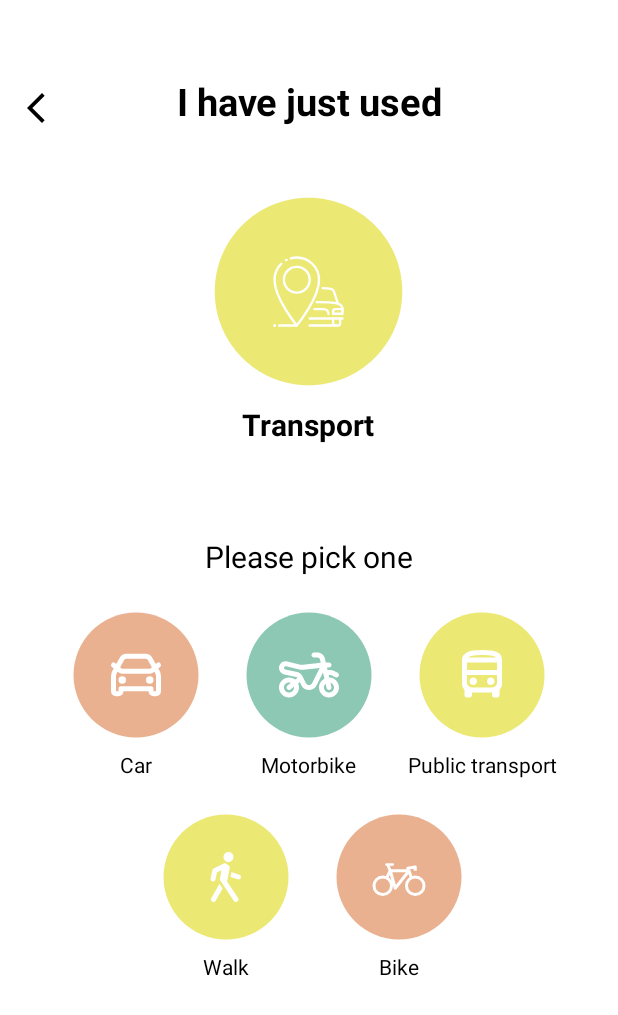
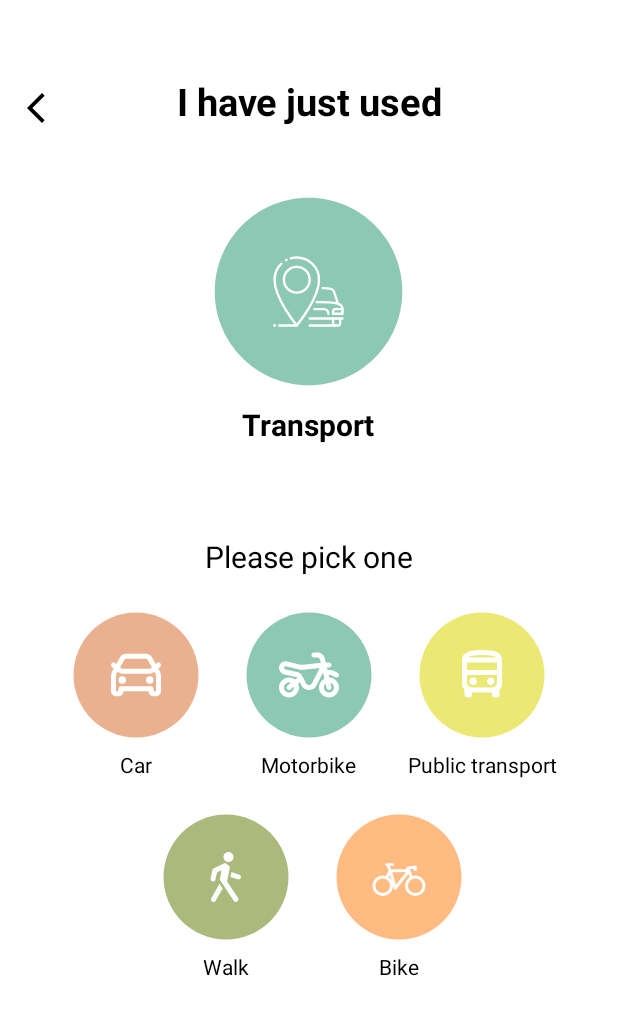
Before and after one commit to GoEco-Living/MobileApp, an Android app: the fragment TransportFragment shown on its own in the app's theme, on a phone screen of 412 x 824 dp. Shown: the top 1015 px of the screen. Run offline under Robolectric (Android 15) with nearby library versions, the phone set to English and light mode, and no system bars.

Commit message:
Change transport & meals circle color

```diff
--- a/app/src/main/java/com/ecoliving/mobile/data/datainject/Injection.kt
+++ b/app/src/main/java/com/ecoliving/mobile/data/datainject/Injection.kt
@@ -11,13 +11,13 @@ import com.example.ecoliving.BuildConfig
 object Injection {
     fun provideUserRepository(context: Context): UserRepository {
         val pref = UserPreference.getInstance(context.dataStore)
-        val apiService = ApiConfig.getApiService(BuildConfig.BASE_URL)
+        val apiService = ApiConfig.getApiService()
         return UserRepository.getInstance(apiService ,pref)
     }
 
     fun provideDashboardRepository(context: Context): DashboardRepository {
         val pref = UserPreference.getInstance(context.dataStore)
-        val apiService = ApiConfig.getApiService(BuildConfig.BASE_URL)
+        val apiService = ApiConfig.getApiService()
         return DashboardRepository.getInstance(pref ,apiService)
     }
 }
--- a/app/src/main/java/com/ecoliving/mobile/data/pref/UserModel.kt
+++ b/app/src/main/java/com/ecoliving/mobile/data/pref/UserModel.kt
@@ -2,6 +2,7 @@ package com.ecoliving.mobile.data.pref
 
 data class UserModel(
     val userId: String,
+    val name: String,
     val email: String,
     val isLogin: Boolean = false
 )
--- a/app/src/main/java/com/ecoliving/mobile/data/pref/UserPreference.kt
+++ b/app/src/main/java/com/ecoliving/mobile/data/pref/UserPreference.kt
@@ -17,6 +17,7 @@ class UserPreference private constructor(private val dataStore: DataStore<Prefer
     suspend fun saveSession(user: UserModel) {
         dataStore.edit { preferences ->
             preferences[EMAIL_KEY] = user.email
+            preferences[NAME_KEY] = user.name
             preferences[ID_KEY] = user.userId
             preferences[IS_LOGIN_KEY] = true
         }
@@ -26,6 +27,7 @@ class UserPreference private constructor(private val dataStore: DataStore<Prefer
         return dataStore.data.map { preferences ->
             UserModel(
                 preferences[EMAIL_KEY] ?: "",
+                preferences[NAME_KEY] ?: "",
                 preferences[ID_KEY] ?: "",
                 preferences[IS_LOGIN_KEY] ?: false
             )
@@ -43,7 +45,8 @@ class UserPreference private constructor(private val dataStore: DataStore<Prefer
         private var INSTANCE: UserPreference? = null
 
         private val EMAIL_KEY = stringPreferencesKey("email")
-        private val ID_KEY = stringPreferencesKey("token")
+        private val ID_KEY = stringPreferencesKey("id")
+        private val NAME_KEY = stringPreferencesKey("name")
         private val IS_LOGIN_KEY = booleanPreferencesKey("isLogin")
 
         fun getInstance(dataStore: DataStore<Preferences>): UserPreference {
--- a/app/src/main/java/com/ecoliving/mobile/data/remote/retrofit/ApiConfig.kt
+++ b/app/src/main/java/com/ecoliving/mobile/data/remote/retrofit/ApiConfig.kt
@@ -1,5 +1,6 @@
 package com.ecoliving.mobile.data.remote.retrofit
 
+import com.example.ecoliving.BuildConfig
 import okhttp3.OkHttpClient
 import okhttp3.logging.HttpLoggingInterceptor
 import retrofit2.Retrofit
@@ -8,7 +9,8 @@ import retrofit2.converter.gson.GsonConverterFactory
 
 class ApiConfig {
     companion object {
-        fun getApiService(url: String): ApiService {
+        fun getApiService(): ApiService {
+            val url: String = BuildConfig.BASE_URL
             val loggingInterceptor =
                 HttpLoggingInterceptor().setLevel(HttpLoggingInterceptor.Level.BODY)
             val client = OkHttpClient.Builder()
--- a/app/src/main/java/com/ecoliving/mobile/presentation/ui/dashboard/DashboardFragment.kt
+++ b/app/src/main/java/com/ecoliving/mobile/presentation/ui/dashboard/DashboardFragment.kt
@@ -41,6 +41,7 @@ class DashboardFragment : Fragment() {
 
         viewModel.getSession().observe(requireActivity()) { user ->
             Log.d(TAG, user.isLogin.toString())
+            Log.d(TAG, user.name)
             Log.d(TAG, user.userId)
             Log.d(TAG, user.email)
         }
--- /dev/null
+++ b/app/src/main/res/drawable/circle_olive.xml
@@ -0,0 +1,5 @@
+<vector xmlns:android="http://schemas.android.com/apk/res/android" android:height="60dp" android:tint="#ABBA7C" android:viewportHeight="24" android:viewportWidth="24" android:width="60dp">
+
+    <path android:fillColor="@android:color/white" android:pathData="M12,2C6.47,2 2,6.47 2,12s4.47,10 10,10 10,-4.47 10,-10S17.53,2 12,2z"/>
+
+</vector>
--- /dev/null
+++ b/app/src/main/res/drawable/circle_orange.xml
@@ -0,0 +1,6 @@
+<?xml version="1.0" encoding="utf-8"?>
+<vector xmlns:android="http://schemas.android.com/apk/res/android" android:height="60dp" android:tint="#FFBB81" android:viewportHeight="24" android:viewportWidth="24" android:width="60dp">
+
+    <path android:fillColor="@android:color/white" android:pathData="M12,2C6.47,2 2,6.47 2,12s4.47,10 10,10 10,-4.47 10,-10S17.53,2 12,2z"/>
+
+</vector>
--- a/app/src/main/res/layout/fragment_meals.xml
+++ b/app/src/main/res/layout/fragment_meals.xml
@@ -44,7 +44,7 @@
             android:layout_width="150dp"
             android:layout_height="150dp"
             android:layout_gravity="center"
-            android:background="@drawable/ic_circle_water"
+            android:background="@drawable/ic_circle_myeco"
             android:scaleType="center"
             android:src="@drawable/meals_40dp"
             app:shapeAppearanceOverlay="@style/CircularImageView"
@@ -182,7 +182,7 @@
                     android:id="@+id/chicken_option"
                     android:layout_width="100dp"
                     android:layout_height="100dp"
-                    android:background="@drawable/ic_circle_co2"
+                    android:background="@drawable/circle_olive"
                     android:scaleType="center"
                     android:src="@drawable/chicken"
                     app:tint="@color/white" />
@@ -206,7 +206,7 @@
                     android:id="@+id/beef_option"
                     android:layout_width="100dp"
                     android:layout_height="100dp"
-                    android:background="@drawable/ic_circle_myeco"
+                    android:background="@drawable/circle_orange"
                     android:scaleType="center"
                     android:src="@drawable/cow_7_svgrepo_com"
                     app:tint="@color/white" />
--- a/app/src/main/res/layout/fragment_transport.xml
+++ b/app/src/main/res/layout/fragment_transport.xml
@@ -44,7 +44,7 @@
             android:layout_width="150dp"
             android:layout_height="150dp"
             android:layout_gravity="center"
-            android:background="@drawable/ic_circle_co2"
+            android:background="@drawable/ic_circle_water"
             android:scaleType="center"
             android:src="@drawable/car_transport_navigation_svgrepo_com"
             app:shapeAppearanceOverlay="@style/CircularImageView"
@@ -182,7 +182,7 @@
                     android:id="@+id/walk_option"
                     android:layout_width="100dp"
                     android:layout_height="100dp"
-                    android:background="@drawable/ic_circle_co2"
+                    android:background="@drawable/circle_olive"
                     android:scaleType="center"
                     android:src="@drawable/walk_svgrepo_com"
                     app:tint="@color/white" />
@@ -206,7 +206,7 @@
                     android:id="@+id/bike_option"
                     android:layout_width="100dp"
                     android:layout_height="100dp"
-                    android:background="@drawable/ic_circle_myeco"
+                    android:background="@drawable/circle_orange"
                     android:scaleType="center"
                     android:src="@drawable/bike"
                     app:tint="@color/white" />
```
Also changed, not shown: app/src/main/java/com/ecoliving/mobile/data/remote/repository/UserRepository.kt (+7 -2 lines), app/src/main/res/layout/fragment_add_activity_main.xml (+13 -46 lines).
